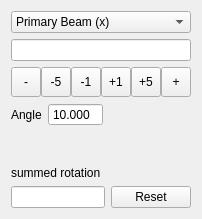
Old version of the form RotateCrystal.ui in the repository BackupTheBerlios/clip-svn.
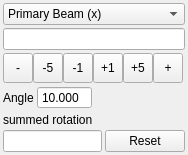
New version of the form.

What changed in the file:
```diff
--- a/RotateCrystal.ui
+++ b/RotateCrystal.ui
@@ -5,19 +5,28 @@
    <rect>
     <x>0</x>
     <y>0</y>
-    <width>200</width>
-    <height>219</height>
+    <width>188</width>
+    <height>155</height>
    </rect>
   </property>
   <property name="windowTitle" >
    <string>Rotation</string>
   </property>
   <layout class="QGridLayout" name="gridLayout" >
-   <property name="sizeConstraint" >
-    <enum>QLayout::SetMinAndMaxSize</enum>
+   <property name="margin" >
+    <number>3</number>
    </property>
-   <item row="0" column="0" colspan="2" >
+   <property name="spacing" >
+    <number>3</number>
+   </property>
+   <item row="0" column="0" >
     <widget class="QComboBox" name="axisChooser" >
+     <property name="sizePolicy" >
+      <sizepolicy vsizetype="Fixed" hsizetype="Preferred" >
+       <horstretch>0</horstretch>
+       <verstretch>0</verstretch>
+      </sizepolicy>
+     </property>
      <item>
       <property name="text" >
        <string>Primary Beam (x)</string>
@@ -50,16 +59,23 @@
      </item>
     </widget>
    </item>
-   <item row="1" column="0" colspan="2" >
-    <widget class="QLineEdit" name="axisEdit" />
+   <item row="1" column="0" >
+    <widget class="QLineEdit" name="axisEdit" >
+     <property name="sizePolicy" >
+      <sizepolicy vsizetype="Fixed" hsizetype="Preferred" >
+       <horstretch>0</horstretch>
+       <verstretch>0</verstretch>
+      </sizepolicy>
+     </property>
+    </widget>
    </item>
-   <item row="2" column="0" colspan="2" >
+   <item row="2" column="0" >
     <layout class="QHBoxLayout" name="horizontalLayout" >
      <property name="spacing" >
       <number>0</number>
      </property>
      <property name="sizeConstraint" >
-      <enum>QLayout::SetMinAndMaxSize</enum>
+      <enum>QLayout::SetDefaultConstraint</enum>
      </property>
      <item>
       <widget class="QToolButton" name="butArbNeg" >
@@ -206,7 +222,7 @@
        </property>
        <property name="sizeHint" stdset="0" >
         <size>
-         <width>40</width>
+         <width>0</width>
          <height>20</height>
         </size>
        </property>
@@ -214,7 +230,7 @@
      </item>
     </layout>
    </item>
-   <item row="3" column="0" colspan="2" >
+   <item row="3" column="0" >
     <layout class="QHBoxLayout" name="horizontalLayout_2" >
      <item>
       <widget class="QLabel" name="label_3" >
@@ -235,7 +251,7 @@
      <item>
       <widget class="QDoubleSpinBox" name="arbAngle" >
        <property name="sizePolicy" >
-        <sizepolicy vsizetype="Fixed" hsizetype="Preferred" >
+        <sizepolicy vsizetype="Fixed" hsizetype="Maximum" >
          <horstretch>0</horstretch>
          <verstretch>0</verstretch>
         </sizepolicy>
@@ -262,9 +278,12 @@
        <property name="orientation" >
         <enum>Qt::Horizontal</enum>
        </property>
+       <property name="sizeType" >
+        <enum>QSizePolicy::Expanding</enum>
+       </property>
        <property name="sizeHint" stdset="0" >
         <size>
-         <width>40</width>
+         <width>0</width>
          <height>20</height>
         </size>
        </property>
@@ -272,7 +291,7 @@
      </item>
     </layout>
    </item>
-   <item row="4" column="0" colspan="2" >
+   <item row="4" column="0" >
     <widget class="QLabel" name="label" >
      <property name="sizePolicy" >
       <sizepolicy vsizetype="Preferred" hsizetype="Maximum" >
@@ -292,18 +311,34 @@
     </widget>
    </item>
    <item row="5" column="0" >
+    <layout class="QHBoxLayout" name="horizontalLayout_3" >
+     <item>
     <widget class="QLineEdit" name="angSumDisplay" >
+       <property name="sizePolicy" >
+        <sizepolicy vsizetype="Fixed" hsizetype="Maximum" >
+         <horstretch>0</horstretch>
+         <verstretch>0</verstretch>
+        </sizepolicy>
+       </property>
      <property name="readOnly" >
       <bool>true</bool>
      </property>
     </widget>
    </item>
-   <item row="5" column="1" >
+     <item>
     <widget class="QPushButton" name="resetButton" >
+       <property name="sizePolicy" >
+        <sizepolicy vsizetype="Fixed" hsizetype="Preferred" >
+         <horstretch>0</horstretch>
+         <verstretch>0</verstretch>
+        </sizepolicy>
+       </property>
      <property name="text" >
       <string>Reset</string>
      </property>
     </widget>
+     </item>
+    </layout>
    </item>
   </layout>
  </widget>
```
Lines whose indentation alone changed are shown as unchanged.
